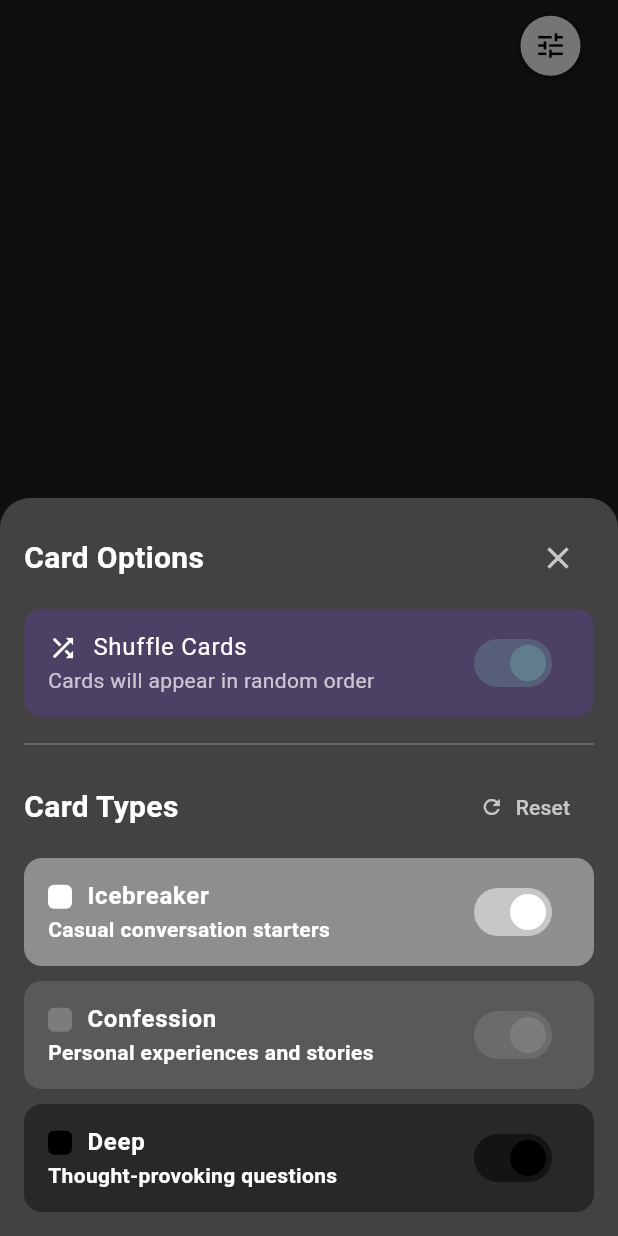
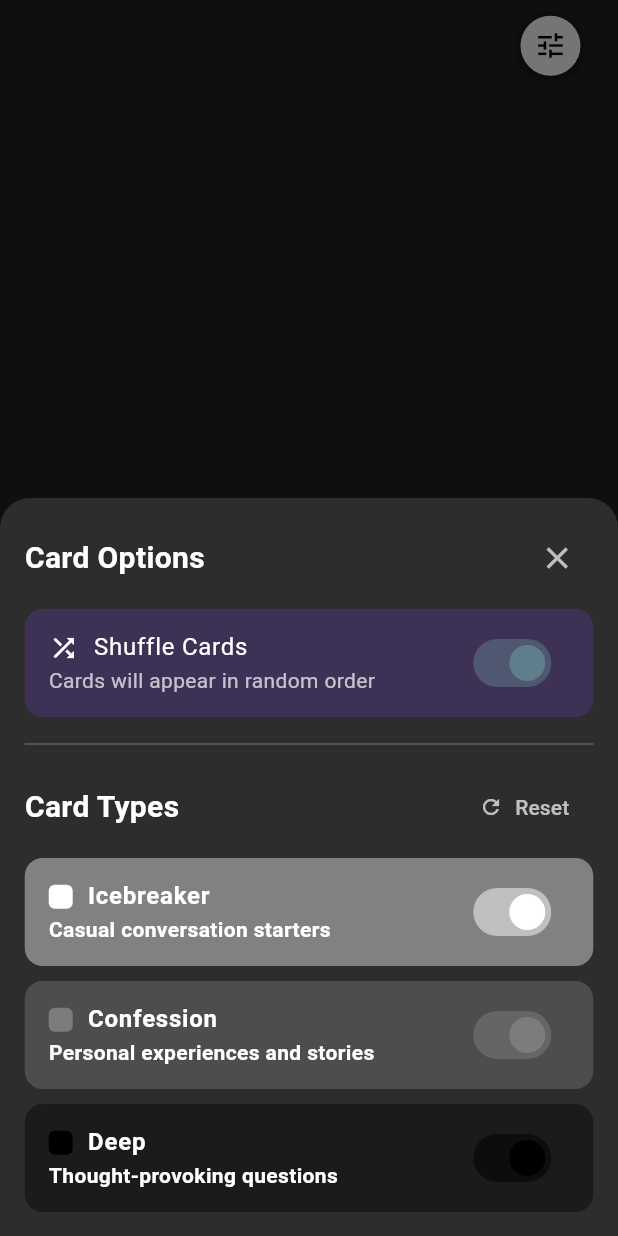
Before and after one commit to Tortillachief/Deep, a Flutter app: the screen it shows after launch, after a tap on the "tune" icon, on a phone screen of 412 x 824 dp. Run offline on Flutter 3.47's test engine with Material 3 defaults, Android fonts, the phone set to English and light mode, and no system bars; our stand-ins replace drift, shared_preferences; accounts and stored records are empty; generated files the repository leaves out were written again.

```diff
--- a/lib/widgets/options_menu.dart
+++ b/lib/widgets/options_menu.dart
@@ -20,11 +20,15 @@ class OptionsMenu extends StatelessWidget {
   Widget build(BuildContext context) {
     final cardService = context.read<CardService>();
     final settingsProvider = context.read<SettingsProvider>();
+    final screenSize = MediaQuery.of(context).size;
 
     return StatefulBuilder(
       builder: (context, setModalState) {
         return Padding(
-          padding: const EdgeInsets.all(16),
+          padding: EdgeInsets.symmetric(
+            horizontal: screenSize.width * 0.04,
+            vertical: 16,
+          ),
           child: Column(
             spacing: optionsSpacing,
             mainAxisSize: MainAxisSize.min,
@@ -266,13 +270,18 @@ class OptionsMenu extends StatelessWidget {
 void showOptionsMenu(BuildContext context, VoidCallback onOptionsApplied) {
   showModalBottomSheet(
     context: context,
-    backgroundColor: Colors.grey.shade800,
+    backgroundColor: ColorUtils.withOpacity(const Color.fromARGB(255, 45, 45, 45), 1),
     isScrollControlled: true,
     isDismissible: false,
     enableDrag: false,
     elevation: 20,
+    constraints: BoxConstraints(
+      maxHeight: MediaQuery.of(context).size.height * 0.9,
+    ),
     shape: const RoundedRectangleBorder(
         borderRadius: BorderRadius.vertical(top: Radius.circular(20))),
-    builder: (context) => OptionsMenu(onOptionsApplied: onOptionsApplied),
+    builder: (context) => SingleChildScrollView(
+      child: OptionsMenu(onOptionsApplied: onOptionsApplied),
+    ),
   );
 }
```
